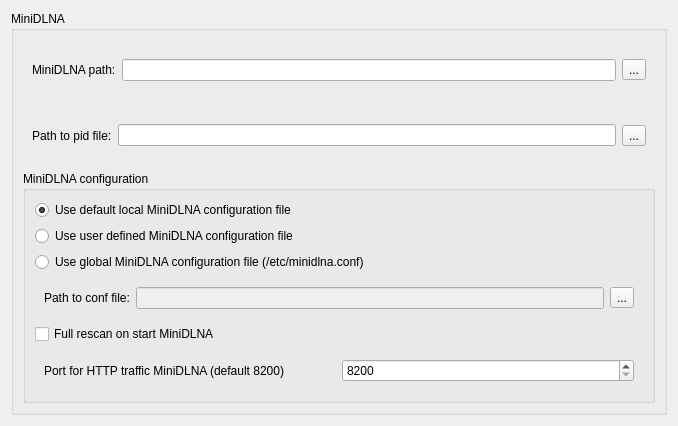
This is src/view/settingminidlna.ui in coolshou/kminidlna as Qt 5 draws it before an edit. The edited form follows.
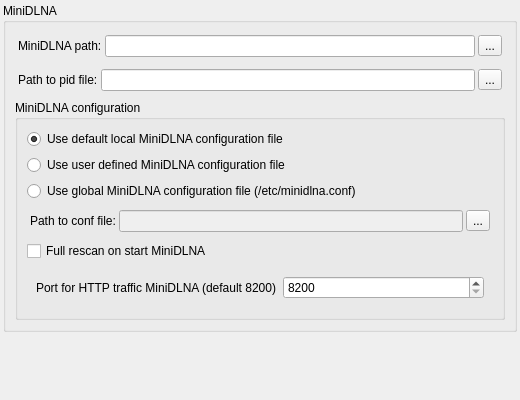
This is the edited form. Icons and pictures are not drawn.

```diff
--- a/src/view/settingminidlna.ui
+++ b/src/view/settingminidlna.ui
@@ -6,14 +6,29 @@
    <rect>
     <x>0</x>
     <y>0</y>
-    <width>678</width>
-    <height>426</height>
+    <width>520</width>
+    <height>400</height>
    </rect>
   </property>
   <property name="windowTitle">
    <string>Form</string>
   </property>
   <layout class="QVBoxLayout" name="verticalLayout">
+   <property name="spacing">
+    <number>3</number>
+   </property>
+   <property name="leftMargin">
+    <number>3</number>
+   </property>
+   <property name="topMargin">
+    <number>3</number>
+   </property>
+   <property name="rightMargin">
+    <number>3</number>
+   </property>
+   <property name="bottomMargin">
+    <number>3</number>
+   </property>
    <item>
     <widget class="QGroupBox" name="groupmini">
      <property name="title">
@@ -23,6 +38,21 @@
       <item>
        <widget class="QWidget" name="widget" native="true">
         <layout class="QHBoxLayout" name="horizontalLayout">
+         <property name="spacing">
+          <number>3</number>
+         </property>
+         <property name="leftMargin">
+          <number>3</number>
+         </property>
+         <property name="topMargin">
+          <number>3</number>
+         </property>
+         <property name="rightMargin">
+          <number>3</number>
+         </property>
+         <property name="bottomMargin">
+          <number>3</number>
+         </property>
          <item>
           <widget class="QLabel" name="label">
            <property name="text">
@@ -49,6 +79,21 @@
       <item>
        <widget class="QWidget" name="widget_2" native="true">
         <layout class="QHBoxLayout" name="horizontalLayout_2">
+         <property name="spacing">
+          <number>3</number>
+         </property>
+         <property name="leftMargin">
+          <number>3</number>
+         </property>
+         <property name="topMargin">
+          <number>3</number>
+         </property>
+         <property name="rightMargin">
+          <number>3</number>
+         </property>
+         <property name="bottomMargin">
+          <number>3</number>
+         </property>
          <item>
           <widget class="QLabel" name="label_2">
            <property name="text">
@@ -105,6 +150,21 @@
          <item>
           <widget class="QWidget" name="widget_3" native="true">
            <layout class="QHBoxLayout" name="horizontalLayout_3">
+            <property name="spacing">
+             <number>3</number>
+            </property>
+            <property name="leftMargin">
+             <number>3</number>
+            </property>
+            <property name="topMargin">
+             <number>3</number>
+            </property>
+            <property name="rightMargin">
+             <number>3</number>
+            </property>
+            <property name="bottomMargin">
+             <number>3</number>
+            </property>
             <item>
              <widget class="QLabel" name="label_3">
               <property name="text">
@@ -168,6 +228,19 @@
      </layout>
     </widget>
    </item>
+   <item>
+    <spacer name="verticalSpacer">
+     <property name="orientation">
+      <enum>Qt::Vertical</enum>
+     </property>
+     <property name="sizeHint" stdset="0">
+      <size>
+       <width>20</width>
+       <height>40</height>
+      </size>
+     </property>
+    </spacer>
+   </item>
   </layout>
  </widget>
  <resources/>
```
Left out of the diff: 9 changed lines with no effect on the pictures.
